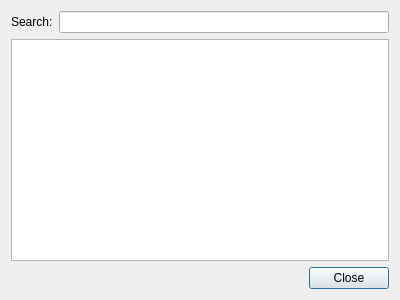
Above: src/desktop-remote/searchdialog.ui from hyperquantum/PMP before the change. Below: the same form after it.
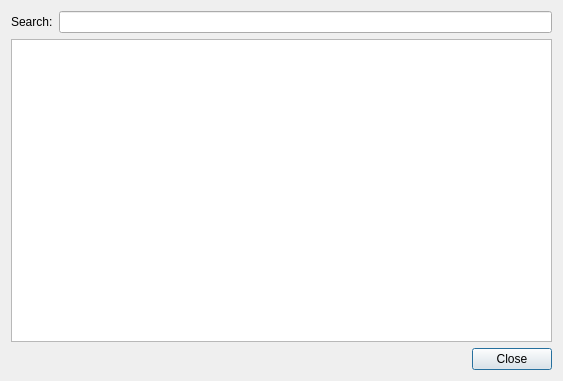
That is the form after the change.

Commit message: Make the search dialog larger by default

What changed in the file:
```diff
--- a/src/desktop-remote/searchdialog.ui
+++ b/src/desktop-remote/searchdialog.ui
@@ -6,8 +6,8 @@
    <rect>
     <x>0</x>
     <y>0</y>
-    <width>400</width>
-    <height>300</height>
+    <width>563</width>
+    <height>381</height>
    </rect>
   </property>
   <property name="windowTitle">
```
